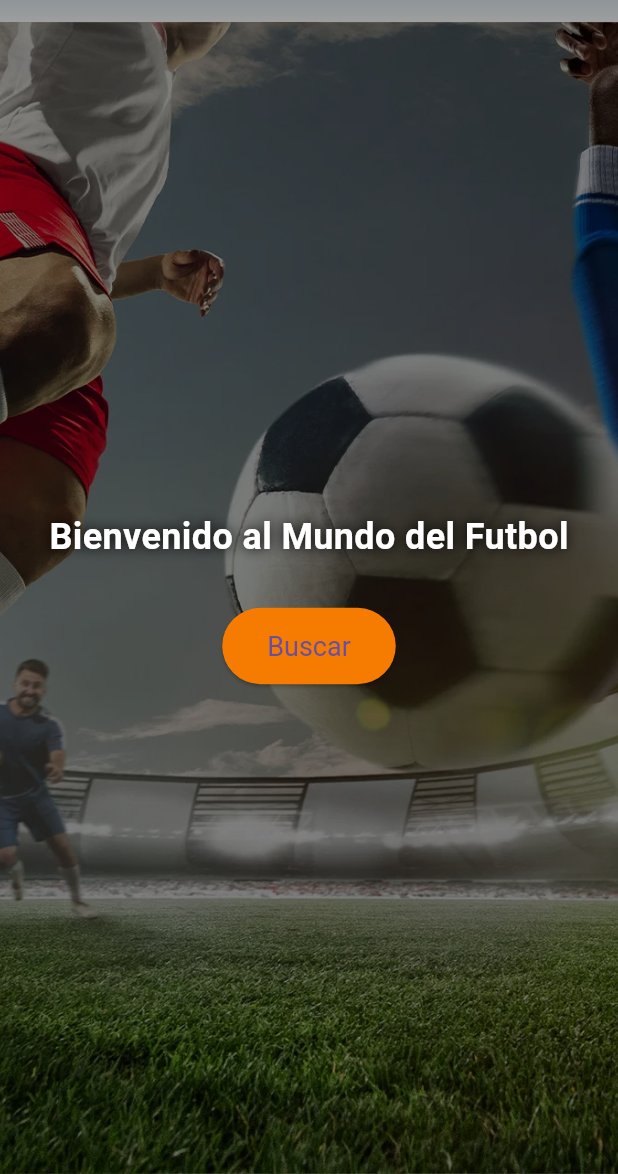
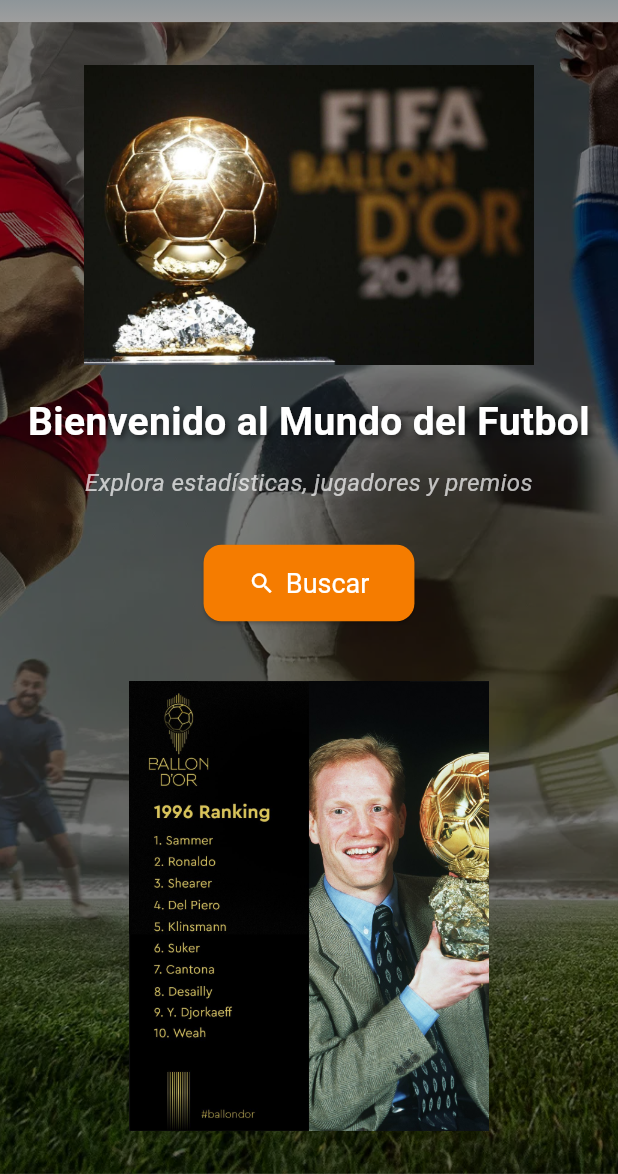
Before and after one commit to tav1o/proyec_sena, a Flutter app: the screen it shows after launch, on a phone screen of 412 x 824 dp, the part 62-1236 px from its top. Run offline on Flutter 3.47's test engine with Material 3 defaults, Android fonts, the phone set to English and light mode, and no system bars; our stand-ins replace bloc, equatable, flutter_bloc.

Commit message:
agregamos imagenes al fondo

```diff
--- a/lib/view /initial.dart
+++ b/lib/view /initial.dart
@@ -27,9 +27,7 @@
             ),
           ),
         ),
-        leading: const Icon(Icons.sports_soccer,
-          color: Colors.white,
-          size: 30),
+        leading: const Icon(Icons.sports_soccer, color: Colors.white, size: 30),
         actions: [
           IconButton(
             icon: const Icon(Icons.stars, color: Colors.white, size: 30),
@@ -39,7 +37,7 @@
       ),
       body: Stack(
         children: [
-          // Imagen de fondo
+
           Container(
             decoration: const BoxDecoration(
               image: DecorationImage(
@@ -49,26 +47,56 @@
             ),
           ),
 
+
           Container(color: Colors.black.withOpacity(0.5)),
 
+
           Center(
+            child: SingleChildScrollView(
               child: Column(
                 mainAxisAlignment: MainAxisAlignment.center,
                 children: [
+
+                  Image.asset('assets/jugadores/oro.png', height: 200),
+                  const SizedBox(height: 20),
+
                   const Text(
                     "Bienvenido al Mundo del Futbol",
                     style: TextStyle(
                       color: Colors.white,
-                    fontSize: 24,
+                      fontSize: 26,
                       fontWeight: FontWeight.bold,
-                    shadows: [Shadow(blurRadius: 10, color: Colors.black)],
+                      shadows: [
+                        Shadow(
+                          blurRadius: 5,
+                          color: Colors.black54,
+                          offset: Offset(2, 2),
                         ),
+                      ],
                     ),
+                    textAlign: TextAlign.center,
+                  ),
+
+                  const SizedBox(height: 10),
+
+                  const Text(
+                    "Explora estadísticas, jugadores y premios",
+                    style: TextStyle(
+                      color: Colors.white70,
+                      fontSize: 16,
+                      fontStyle: FontStyle.italic,
+                    ),
+                    textAlign: TextAlign.center,
+                  ),
+
                   const SizedBox(height: 30),
-                ElevatedButton(
+
+                  ElevatedButton.icon(
                     onPressed: () {
                       context.read<HomeBloc>().add(HomeSearchPressed());
                     },
+                    icon: const Icon(Icons.search),
+                    label: const Text('Buscar'),
                     style: ElevatedButton.styleFrom(
                       padding: const EdgeInsets.symmetric(
                         horizontal: 30,
@@ -76,10 +104,22 @@
                       ),
                       textStyle: const TextStyle(fontSize: 18),
                       backgroundColor: Colors.orange[700],
+                      foregroundColor: Colors.white,
+                      shape: RoundedRectangleBorder(
+                        borderRadius: BorderRadius.circular(12),
                       ),
-                  child: const Text('Buscar'),
+                    ),
+                  ),
+
+                  const SizedBox(height: 40),
+
+                  Image.asset(
+                    'assets/jugadores/ranking.png',
+                    height: 300,
+
                   ),
                 ],
+              ),
             ),
           ),
         ],
--- a/pubspec.yaml
+++ b/pubspec.yaml
@@ -65,6 +65,8 @@
   assets:
      - assets/jugadores/
      - assets/jugadores/fubol.png
+     - assets/jugadores/oro.png
+     - assets/jugadores/ranking.png
 
   # An image asset can refer to one or more resolution-specific "variants", see
   # https://flutter.dev/to/resolution-aware-images
```
Also changed, not shown: assets/jugadores/oro.png (added), assets/jugadores/ranking.png (added). Lines whose indentation alone changed are shown as unchanged.
